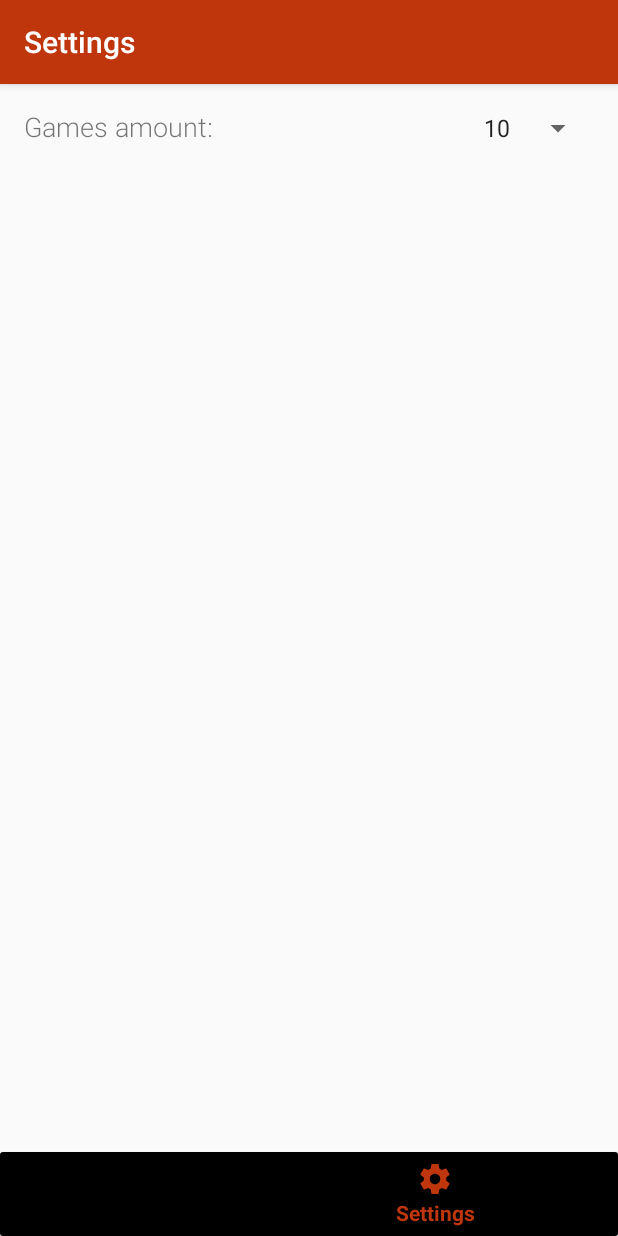
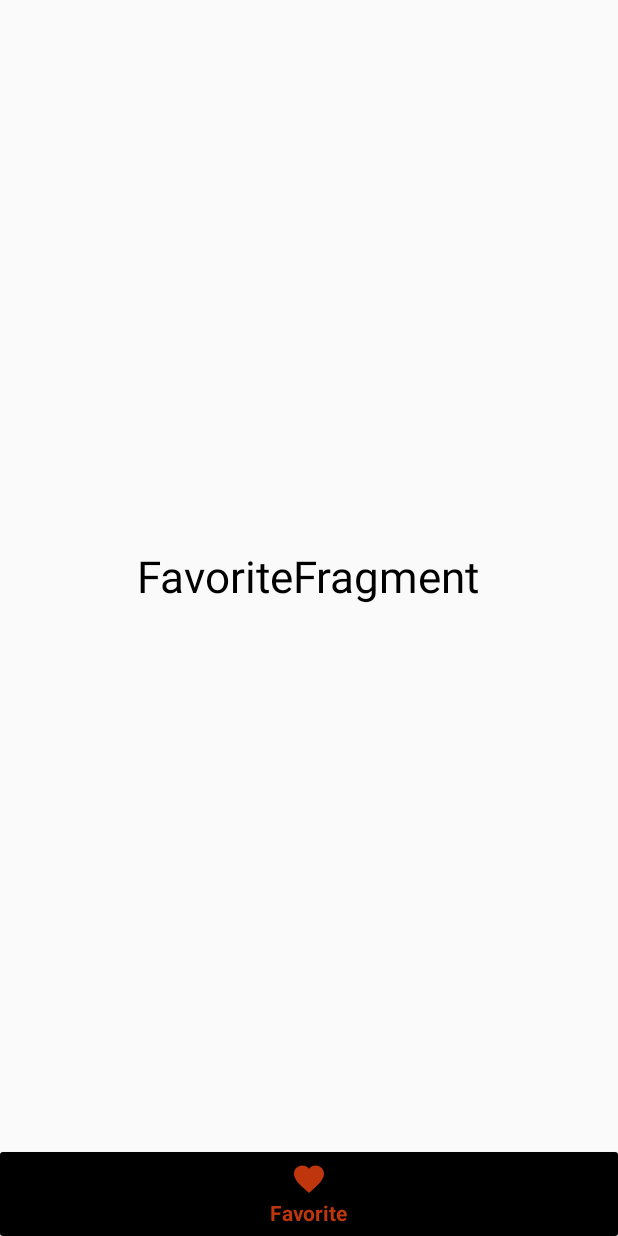
Before and after one commit to nazzko/AndroidDevelopment, an Android app: the screen it shows after launch (MainActivity), item 2 of the bottom bar chosen, on a phone screen of 412 x 824 dp. Run offline under Robolectric (Android 15) with nearby library versions, the phone set to English and light mode, and no system bars; our stand-ins replace ButterKnife, Picasso; pictures from the network do not load.

Commit message:
add favorites fragment

```diff
--- /dev/null
+++ b/app/src/main/java/com/example/lab2/FavoriteFragment.java
@@ -0,0 +1,23 @@
+package com.example.lab2;
+
+import android.os.Bundle;
+import android.support.annotation.NonNull;
+import android.support.annotation.Nullable;
+import android.support.v4.app.Fragment;
+import android.view.LayoutInflater;
+import android.view.View;
+import android.view.ViewGroup;
+
+public class FavoriteFragment extends Fragment {
+
+    @Nullable
+    @Override
+    public View onCreateView(@NonNull LayoutInflater inflater, @Nullable ViewGroup container, @Nullable Bundle savedInstanceState) {
+        return inflater.inflate(R.layout.fragment_favorite, container, false);
+    }
+
+    @Override
+    public void onViewCreated(@NonNull View view, @Nullable Bundle savedInstanceState) {
+
+    }
+}
--- a/app/src/main/java/com/example/lab2/MainActivity.java
+++ b/app/src/main/java/com/example/lab2/MainActivity.java
@@ -56,9 +56,9 @@ public class MainActivity extends AppCompatActivity implements BottomNavigationV
             case R.id.nav_games:
                 fragment = new GamesFragment();
                 break;
-//            case R.id.nav_favorite:
-//                fragment = new FavoriteFragment();
-//                break;
+            case R.id.nav_favorite:
+                fragment = new FavoriteFragment();
+                break;
             case R.id.nav_settings:
                 fragment = new SettingsFragment();
                 break;
--- /dev/null
+++ b/app/src/main/res/drawable/ic_favorite.xml
@@ -0,0 +1,9 @@
+<vector xmlns:android="http://schemas.android.com/apk/res/android"
+        android:width="24dp"
+        android:height="24dp"
+        android:viewportWidth="24.0"
+        android:viewportHeight="24.0">
+    <path
+        android:fillColor="#FF000000"
+        android:pathData="M12,21.35l-1.45,-1.32C5.4,15.36 2,12.28 2,8.5 2,5.42 4.42,3 7.5,3c1.74,0 3.41,0.81 4.5,2.09C13.09,3.81 14.76,3 16.5,3 19.58,3 22,5.42 22,8.5c0,3.78 -3.4,6.86 -8.55,11.54L12,21.35z"/>
+</vector>
--- a/app/src/main/res/menu/main_navigation.xml
+++ b/app/src/main/res/menu/main_navigation.xml
@@ -5,11 +5,10 @@
         android:id="@+id/nav_games"
         android:icon="@drawable/ic_games"
         android:title="@string/games" />
-
-    <!--<item-->
-        <!--android:id="@+id/nav_favorite"-->
-        <!--android:icon="@drawable/ic_favorite"-->
-        <!--android:title="@string/favorite" />-->
+    <item
+        android:id="@+id/nav_favorite"
+        android:icon="@drawable/ic_favorite"
+        android:title="@string/favorite" />
 
     <item
         android:id="@+id/nav_settings"
```
